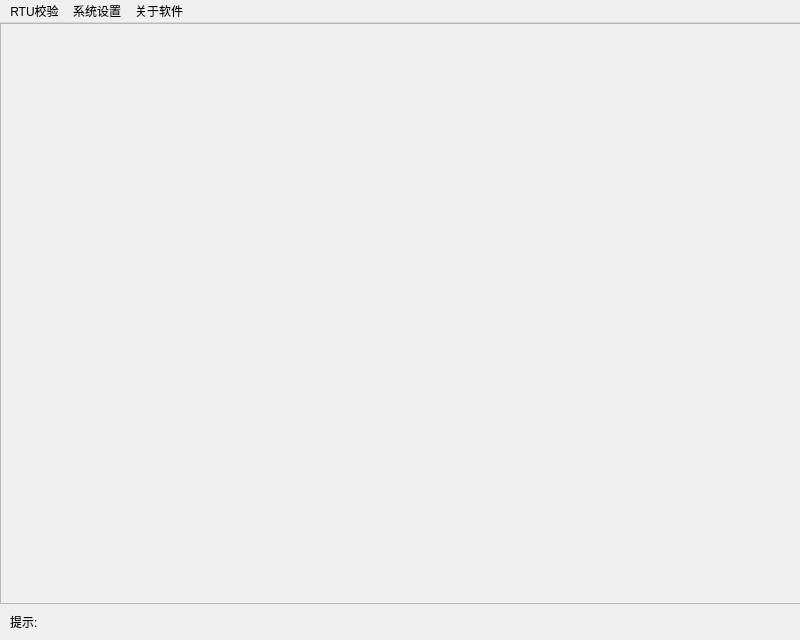
Above: Project/pro/ui/mainwindow.ui from Paul3326/FFT_4Qt before the change. Below: the same form after it.
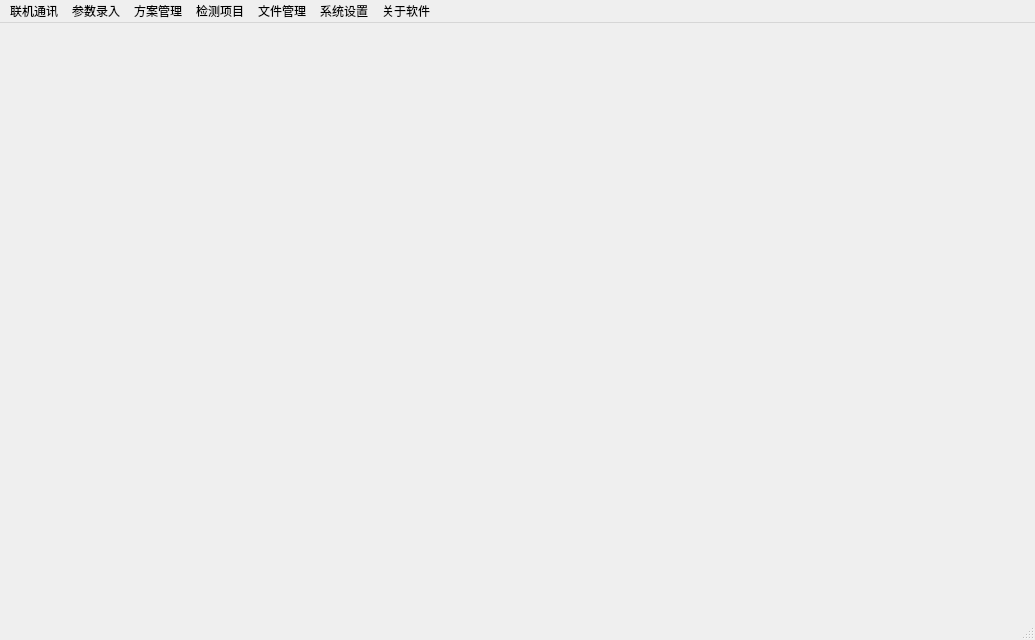
That is the form after the change.

Diff of the .ui file:
```diff
--- a/Project/pro/ui/mainwindow.ui
+++ b/Project/pro/ui/mainwindow.ui
@@ -6,12 +6,12 @@
    <rect>
     <x>0</x>
     <y>0</y>
-    <width>800</width>
+    <width>1035</width>
     <height>640</height>
    </rect>
   </property>
   <property name="sizePolicy">
-   <sizepolicy hsizetype="Fixed" vsizetype="Fixed">
+   <sizepolicy hsizetype="Expanding" vsizetype="Expanding">
     <horstretch>0</horstretch>
     <verstretch>0</verstretch>
    </sizepolicy>
@@ -20,54 +20,30 @@
    <string>上层管理软件</string>
   </property>
   <widget class="QWidget" name="centralWidget">
-   <widget class="QLabel" name="label_notice">
-    <property name="geometry">
-     <rect>
-      <x>50</x>
-      <y>590</y>
-      <width>111</width>
-      <height>17</height>
-     </rect>
-    </property>
-    <property name="text">
-     <string/>
-    </property>
-   </widget>
-   <widget class="QLabel" name="label_3">
-    <property name="geometry">
-     <rect>
-      <x>10</x>
-      <y>590</y>
-      <width>67</width>
-      <height>17</height>
-     </rect>
-    </property>
-    <property name="text">
-     <string>提示:</string>
-    </property>
-   </widget>
-   <widget class="QScrollArea" name="scrollArea">
+   <widget class="QLabel" name="label_pic">
     <property name="geometry">
      <rect>
       <x>0</x>
       <y>0</y>
-      <width>801</width>
-      <height>581</height>
+      <width>1035</width>
+      <height>640</height>
      </rect>
     </property>
-    <property name="widgetResizable">
+    <property name="sizePolicy">
+     <sizepolicy hsizetype="Expanding" vsizetype="Expanding">
+      <horstretch>0</horstretch>
+      <verstretch>0</verstretch>
+     </sizepolicy>
+    </property>
+    <property name="text">
+     <string/>
+    </property>
+    <property name="scaledContents">
      <bool>true</bool>
     </property>
-    <widget class="QWidget" name="scrollAreaWidgetContents">
-     <property name="geometry">
-      <rect>
-       <x>0</x>
-       <y>0</y>
-       <width>799</width>
-       <height>579</height>
-      </rect>
-     </property>
-    </widget>
+    <property name="alignment">
+     <set>Qt::AlignLeading|Qt::AlignLeft|Qt::AlignTop</set>
+    </property>
    </widget>
   </widget>
   <widget class="QMenuBar" name="menuBar">
@@ -75,7 +51,7 @@
     <rect>
      <x>0</x>
      <y>0</y>
-     <width>800</width>
+     <width>1035</width>
      <height>28</height>
     </rect>
    </property>
@@ -106,7 +82,7 @@
    </widget>
    <widget class="QMenu" name="menuRTU">
     <property name="title">
-     <string>RTU校验</string>
+     <string>检测项目</string>
     </property>
     <addaction name="action_1_1"/>
     <addaction name="separator"/>
@@ -127,10 +103,38 @@
     <addaction name="action_3_11"/>
     <addaction name="action_3_12"/>
    </widget>
+   <widget class="QMenu" name="menu_Connect">
+    <property name="title">
+     <string>联机通讯</string>
+    </property>
+   </widget>
+   <widget class="QMenu" name="menu">
+    <property name="title">
+     <string>参数录入</string>
+    </property>
+    <addaction name="action_2_2"/>
+   </widget>
+   <widget class="QMenu" name="menu_2">
+    <property name="title">
+     <string>方案管理</string>
+    </property>
+    <addaction name="action_3_1"/>
+    <addaction name="action_3_3"/>
+   </widget>
+   <widget class="QMenu" name="menu_3">
+    <property name="title">
+     <string>文件管理</string>
+    </property>
+   </widget>
+   <addaction name="menu_Connect"/>
+   <addaction name="menu"/>
+   <addaction name="menu_2"/>
    <addaction name="menuRTU"/>
+   <addaction name="menu_3"/>
    <addaction name="menuSYS"/>
    <addaction name="menuAbout"/>
   </widget>
+  <widget class="QStatusBar" name="statusBar"/>
   <action name="action1">
    <property name="text">
     <string>1</string>
```
Left out of the diff: 125 changed lines with no effect on the pictures.
